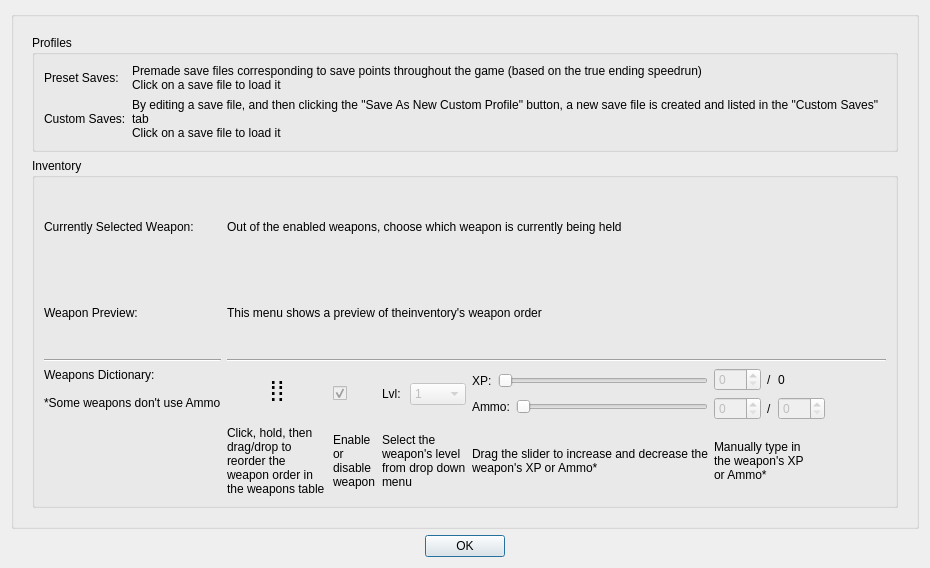
Above: dialog.ui from JordanViramontes/Cave-Story-Profile-Manager before the change. Below: the same form after it.
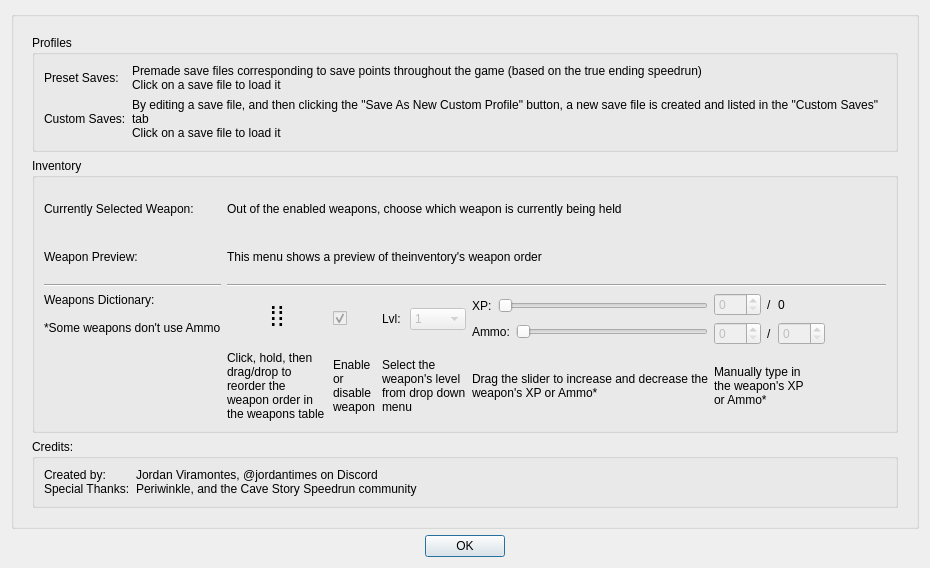
That is the form after the change. The open tabs and pages were chosen to show the change.

```diff
--- a/dialog.ui
+++ b/dialog.ui
@@ -550,6 +550,43 @@
               </layout>
              </widget>
             </item>
+            <item row="2" column="0">
+             <widget class="QGroupBox" name="groupBox_4">
+              <property name="title">
+               <string>Credits:</string>
+              </property>
+              <layout class="QGridLayout" name="gridLayout_14">
+               <item row="0" column="0">
+                <widget class="QLabel" name="label_17">
+                 <property name="sizePolicy">
+                  <sizepolicy hsizetype="Preferred" vsizetype="Preferred">
+                   <horstretch>0</horstretch>
+                   <verstretch>0</verstretch>
+                  </sizepolicy>
+                 </property>
+                 <property name="text">
+                  <string>Created by:
+Special Thanks:</string>
+                 </property>
+                </widget>
+               </item>
+               <item row="0" column="1">
+                <widget class="QLabel" name="label_18">
+                 <property name="sizePolicy">
+                  <sizepolicy hsizetype="MinimumExpanding" vsizetype="Preferred">
+                   <horstretch>0</horstretch>
+                   <verstretch>0</verstretch>
+                  </sizepolicy>
+                 </property>
+                 <property name="text">
+                  <string>Jordan Viramontes, @jordantimes on Discord
+Periwinkle, and the Cave Story Speedrun community</string>
+                 </property>
+                </widget>
+               </item>
+              </layout>
+             </widget>
+            </item>
            </layout>
           </widget>
           <widget class="QWidget" name="fileExistsScreen">
```
Left out of the diff: 2 changed lines with no effect on the pictures.
